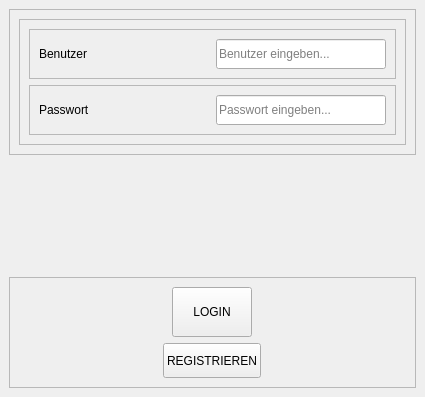
Old version of the form src/ui/forms/loginform.ui in the repository creativeSloth/SUN_Maintenance.
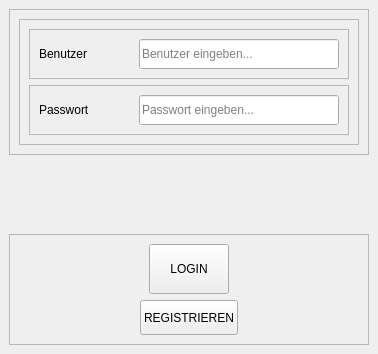
New version of the form.

The edit to the form file:
```diff
--- a/src/ui/forms/loginform.ui
+++ b/src/ui/forms/loginform.ui
@@ -6,8 +6,8 @@
    <rect>
     <x>0</x>
     <y>0</y>
-    <width>425</width>
-    <height>397</height>
+    <width>378</width>
+    <height>354</height>
    </rect>
   </property>
   <property name="sizePolicy">
@@ -57,7 +57,7 @@
           <enum>QFrame::Raised</enum>
          </property>
          <layout class="QVBoxLayout" name="verticalLayout_3">
-          <item>
+          <item alignment="Qt::AlignLeft">
            <widget class="QFrame" name="frame_3">
             <property name="sizePolicy">
              <sizepolicy hsizetype="Expanding" vsizetype="Expanding">
@@ -72,7 +72,10 @@
              <enum>QFrame::Raised</enum>
             </property>
             <layout class="QHBoxLayout" name="horizontalLayout_2">
-             <item>
+             <property name="spacing">
+              <number>0</number>
+             </property>
+             <item alignment="Qt::AlignLeft">
               <widget class="QLabel" name="login_usr_lbl">
                <property name="enabled">
                 <bool>true</bool>
@@ -85,13 +88,13 @@
                </property>
                <property name="minimumSize">
                 <size>
-                 <width>0</width>
+                 <width>100</width>
                  <height>30</height>
                 </size>
                </property>
                <property name="maximumSize">
                 <size>
-                 <width>16777215</width>
+                 <width>100</width>
                  <height>30</height>
                 </size>
                </property>
@@ -100,7 +103,7 @@
                </property>
               </widget>
              </item>
-             <item>
+             <item alignment="Qt::AlignLeft">
               <widget class="QLineEdit" name="login_usr_txt">
                <property name="sizePolicy">
                 <sizepolicy hsizetype="Expanding" vsizetype="Expanding">
@@ -110,13 +113,13 @@
                </property>
                <property name="minimumSize">
                 <size>
-                 <width>0</width>
+                 <width>200</width>
                  <height>30</height>
                 </size>
                </property>
                <property name="maximumSize">
                 <size>
-                 <width>16777215</width>
+                 <width>200</width>
                  <height>30</height>
                 </size>
                </property>
@@ -128,7 +131,7 @@
             </layout>
            </widget>
           </item>
-          <item>
+          <item alignment="Qt::AlignLeft">
            <widget class="QFrame" name="frame">
             <property name="sizePolicy">
              <sizepolicy hsizetype="Expanding" vsizetype="Expanding">
@@ -143,7 +146,10 @@
              <enum>QFrame::Raised</enum>
             </property>
             <layout class="QHBoxLayout" name="horizontalLayout">
-             <item>
+             <property name="spacing">
+              <number>0</number>
+             </property>
+             <item alignment="Qt::AlignLeft">
               <widget class="QLabel" name="login_pw_lbl">
                <property name="enabled">
                 <bool>true</bool>
@@ -156,13 +162,13 @@
                </property>
                <property name="minimumSize">
                 <size>
-                 <width>0</width>
+                 <width>100</width>
                  <height>30</height>
                 </size>
                </property>
                <property name="maximumSize">
                 <size>
-                 <width>16777215</width>
+                 <width>100</width>
                  <height>30</height>
                 </size>
                </property>
@@ -171,7 +177,7 @@
                </property>
               </widget>
              </item>
-             <item>
+             <item alignment="Qt::AlignLeft">
               <widget class="QLineEdit" name="login_pw_txt">
                <property name="sizePolicy">
                 <sizepolicy hsizetype="Expanding" vsizetype="Expanding">
@@ -181,13 +187,13 @@
                </property>
                <property name="minimumSize">
                 <size>
-                 <width>0</width>
+                 <width>200</width>
                  <height>30</height>
                 </size>
                </property>
                <property name="maximumSize">
                 <size>
-                 <width>16777215</width>
+                 <width>200</width>
                  <height>30</height>
                 </size>
                </property>
```
